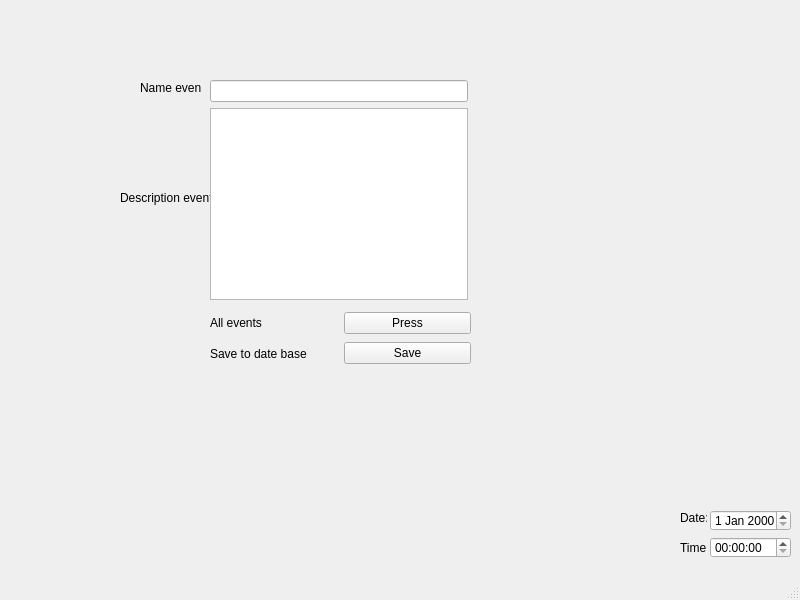
First picture: the form in Diary_Of_Every_Day/mainwindow.ui, repository Danil-Kovalev/Diary, before the edit.
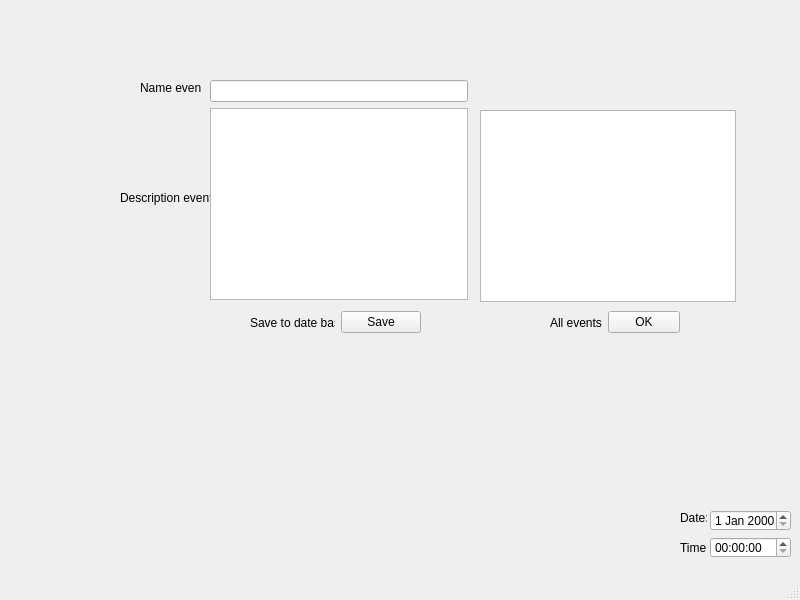
Second picture: the form after the edit.

Commit message: Added the ability to save, delete and view all saved events

```diff
--- a/Diary_Of_Every_Day/mainwindow.ui
+++ b/Diary_Of_Every_Day/mainwindow.ui
@@ -84,7 +84,7 @@
      </item>
     </layout>
    </widget>
-   <widget class="QWidget" name="">
+   <widget class="QWidget" name="layoutWidget">
     <property name="geometry">
      <rect>
       <x>710</x>
@@ -102,25 +102,26 @@
      </item>
     </layout>
    </widget>
+   <widget class="QListWidget" name="listWidget">
+    <property name="geometry">
+     <rect>
+      <x>480</x>
+      <y>110</y>
+      <width>256</width>
+      <height>192</height>
+     </rect>
+    </property>
+   </widget>
    <widget class="QWidget" name="">
     <property name="geometry">
      <rect>
-      <x>210</x>
+      <x>250</x>
       <y>310</y>
-      <width>261</width>
-      <height>56</height>
+      <width>171</width>
+      <height>25</height>
      </rect>
     </property>
-    <layout class="QHBoxLayout" name="horizontalLayout">
-     <item>
-      <layout class="QVBoxLayout" name="verticalLayout_3">
-       <item>
-        <widget class="QLabel" name="l_allEvents">
-         <property name="text">
-          <string>All events</string>
-         </property>
-        </widget>
-       </item>
+    <layout class="QHBoxLayout" name="horizontalLayout_2">
        <item>
         <widget class="QLabel" name="l_save">
          <property name="text">
@@ -128,17 +129,6 @@
          </property>
         </widget>
        </item>
-      </layout>
-     </item>
-     <item>
-      <layout class="QVBoxLayout" name="verticalLayout_4">
-       <item>
-        <widget class="QPushButton" name="b_allEvents">
-         <property name="text">
-          <string>Press</string>
-         </property>
-        </widget>
-       </item>
        <item>
         <widget class="QPushButton" name="b_saveEvent">
          <property name="text">
@@ -147,6 +137,30 @@
         </widget>
        </item>
       </layout>
+   </widget>
+   <widget class="QWidget" name="">
+    <property name="geometry">
+     <rect>
+      <x>550</x>
+      <y>310</y>
+      <width>130</width>
+      <height>25</height>
+     </rect>
+    </property>
+    <layout class="QHBoxLayout" name="horizontalLayout">
+     <item>
+      <widget class="QLabel" name="l_allEvents">
+       <property name="text">
+        <string>All events</string>
+       </property>
+      </widget>
+     </item>
+     <item>
+      <widget class="QPushButton" name="b_allEvents">
+       <property name="text">
+        <string>OK</string>
+       </property>
+      </widget>
      </item>
     </layout>
    </widget>
```
Left out of the diff: 3 changed lines with no effect on the pictures. Lines whose indentation alone changed are shown as unchanged. The commit also changes 2 other files.
